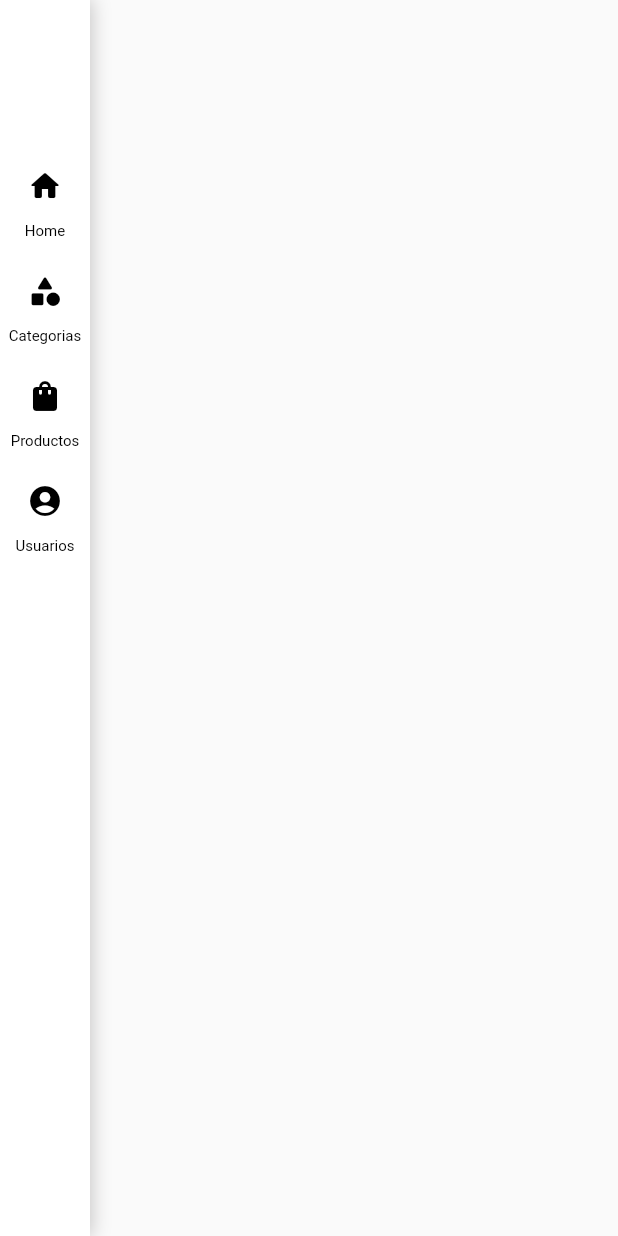
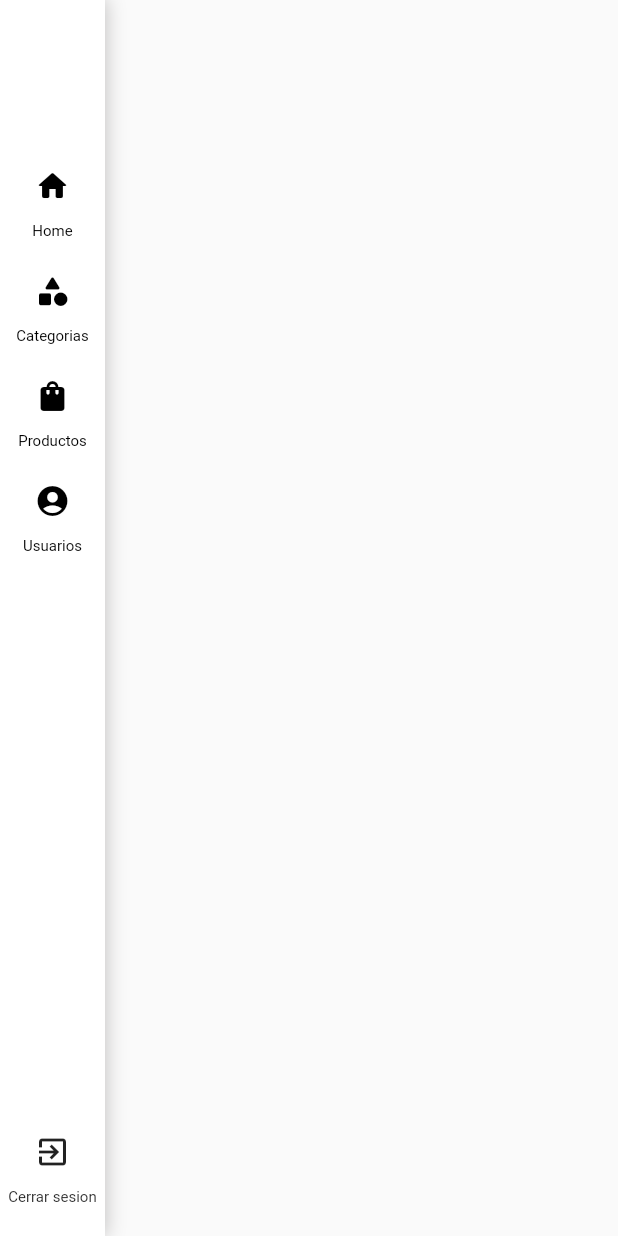
Before and after one commit to ushieru/total_pos, a Flutter app: the _AdminView screen opened directly, on a phone screen of 412 x 824 dp. Run offline on Flutter 3.47's test engine with Material 2 defaults, Android fonts, the phone set to English and light mode, and no system bars; our stand-ins replace bloc, flutter_bloc.

Commit message:
add signout

```diff
--- a/lib/app/pages/admin/admin.dart
+++ b/lib/app/pages/admin/admin.dart
@@ -4,6 +4,7 @@ import 'package:total_pos/app/pages/admin/cubit/admin_cubit.dart';
 import 'package:total_pos/app/pages/admin/screens/categories/category_admin_screen.dart';
 import 'package:total_pos/app/pages/admin/screens/products/product_admin_screen.dart';
 import 'package:total_pos/app/pages/admin/screens/users/user_admin_screen.dart';
+import 'package:total_pos/app/pages/login/login.dart';
 
 class Admin extends StatelessWidget {
   static const String routeName = '/Admin';
@@ -27,7 +28,7 @@ class _AdminView extends StatelessWidget {
       body: Row(
         children: [
           Container(
-            width: 60,
+              width: 70,
               height: double.maxFinite,
               decoration: const BoxDecoration(
                 color: Colors.white,
@@ -40,7 +41,10 @@ class _AdminView extends StatelessWidget {
                   ),
                 ],
               ),
-            child: BlocBuilder<AdminCubit, AdminState>(
+              child: Column(
+                children: [
+                  const SizedBox(height: 100),
+                  Expanded(child: BlocBuilder<AdminCubit, AdminState>(
                       builder: (context, state) {
                     _buildIconButton(int position, String label, IconData icon,
                         Widget container) {
@@ -52,23 +56,24 @@ class _AdminView extends StatelessWidget {
                             color: isSelected ? Colors.purple : Colors.black,
                             onPressed: () => context
                                 .read<AdminCubit>()
-                            .setSideBarItemAndContainer(position, container),
+                                .setSideBarItemAndContainer(
+                                    position, container),
                             icon: Icon(icon),
                           ),
                           Text(
                             label,
                             style: TextStyle(
                                 fontSize: 10,
-                            color: isSelected ? Colors.purple : Colors.black),
+                                color:
+                                    isSelected ? Colors.purple : Colors.black),
                           ),
                           const SizedBox(height: 10),
                         ],
                       );
                     }
 
-                return Column(
+                    return ListView(
                       children: [
-                    const SizedBox(height: 100),
                         _buildIconButton(
                           0,
                           'Home',
@@ -95,9 +100,22 @@ class _AdminView extends StatelessWidget {
                         ),
                       ],
                     );
-              },
+                  })),
+                  Column(
+                    children: [
+                      IconButton(
+                          icon: const Icon(Icons.exit_to_app),
+                          padding: EdgeInsets.zero,
+                          onPressed: () => Navigator.pushNamedAndRemoveUntil(
+                              context, Login.routeName, (route) => false)),
+                      const Text('Cerrar sesion',
+                          style: TextStyle(fontSize: 10)),
+                      const SizedBox(height: 10),
+                    ],
                   ),
-          ),
+                  const SizedBox(height: 10),
+                ],
+              )),
           Expanded(
             child: Container(
               margin: const EdgeInsets.all(50),
```
Lines whose indentation alone changed are shown as unchanged.
